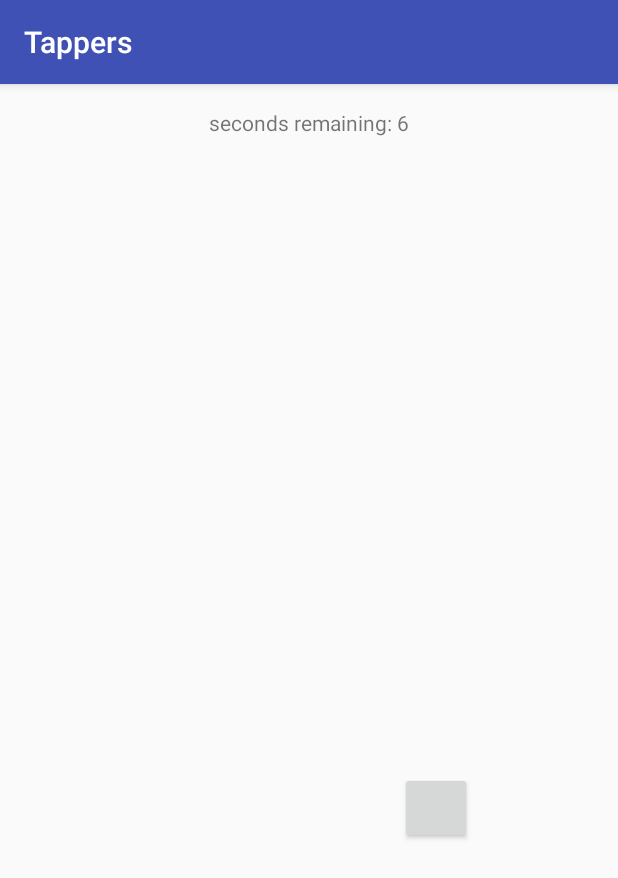
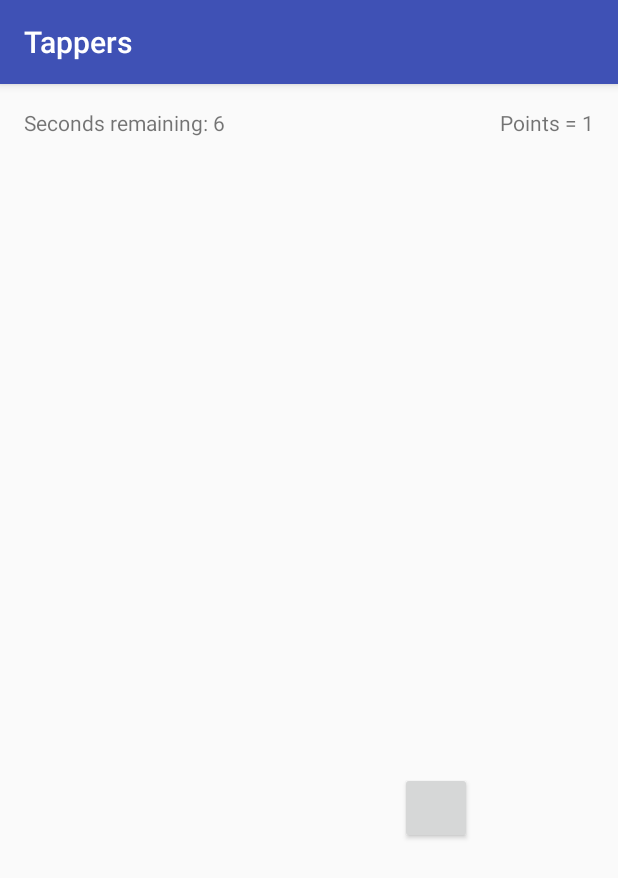
Before and after one commit to somethingscripted/Tappers, an Android app: the PlayActivity screen opened directly, with no data from a screen before it, after a tap on an icon or button, on a phone screen of 412 x 824 dp. Shown: the top 878 px of the screen. Run offline under Robolectric (Android 15) with nearby library versions, the phone set to English and light mode, and no system bars.

Commit message:
Add point system

```diff
--- a/app/src/main/java/com/example/benjamin/tappers/PlayActivity.java
+++ b/app/src/main/java/com/example/benjamin/tappers/PlayActivity.java
@@ -41,15 +41,31 @@ public class PlayActivity extends AppCompatActivity {
 
 
         final TextView timer = (TextView) findViewById(R.id.timer);
+        final TextView points = (TextView) findViewById(R.id.points);
+        points.setText("Points = 0");
+
+        theButton.setOnClickListener(new Button.OnClickListener() {
+            int n = 0;
+            public void onClick(View v)
+            {
+                String num =  Integer.toString(n);
+                changeLocation(theButton, lp);
+                n++;
+                points.setText("Points = " + n);
+
+
+            }
+        });
+
         new CountDownTimer(10000, 1000) {
 
             public void onTick(long millisUntilFinished) {
-                timer.setText("seconds remaining: " + millisUntilFinished / 1000);
+                timer.setText("Seconds remaining: " + millisUntilFinished / 1000);
             }
 
             public void onFinish() {
                 AlertDialog.Builder a_builder = new AlertDialog.Builder(PlayActivity.this);
-                a_builder.setMessage("Do you want to play again? ")
+                a_builder.setMessage("You have earned points!\nDo you want to play again? ")
                         .setCancelable(false)
                         .setPositiveButton("Yes", new DialogInterface.OnClickListener() {
                             @Override
@@ -72,18 +88,6 @@ public class PlayActivity extends AppCompatActivity {
         }.start();
 
 
-
-        theButton.setOnClickListener(new Button.OnClickListener() {
-            int n = 0;
-            public void onClick(View v)
-            {
-                String num =  Integer.toString(n);
-                changeLocation(theButton, lp);
-                // theButton.setText(num);
-                // n++;
-
-            }
-        });
 
 
     }
--- a/app/src/main/res/layout/activity_play.xml
+++ b/app/src/main/res/layout/activity_play.xml
@@ -29,5 +29,15 @@
         android:text="New Text"
         android:id="@+id/timer"
         android:layout_alignParentTop="true"
-        android:layout_centerHorizontal="true" />
+        android:layout_alignParentLeft="true"
+        android:layout_alignParentStart="true" />
+
+    <TextView
+        android:layout_width="wrap_content"
+        android:layout_height="wrap_content"
+        android:text="New Text"
+        android:id="@+id/points"
+        android:layout_alignBottom="@+id/timer"
+        android:layout_alignParentRight="true"
+        android:layout_alignParentEnd="true" />
 </RelativeLayout>
```
